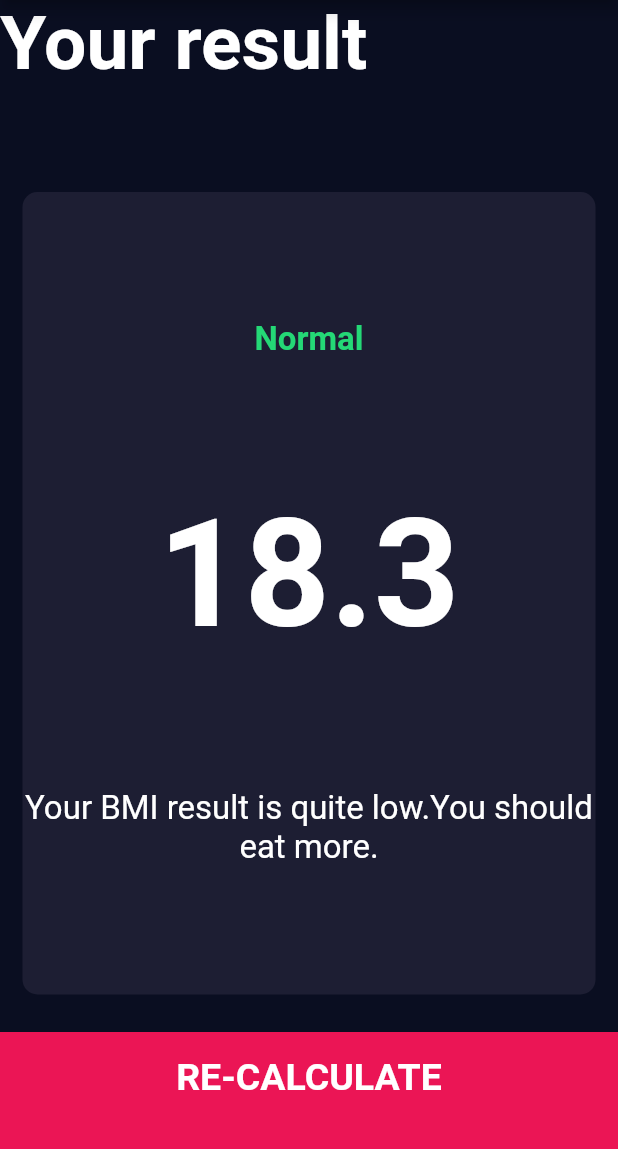
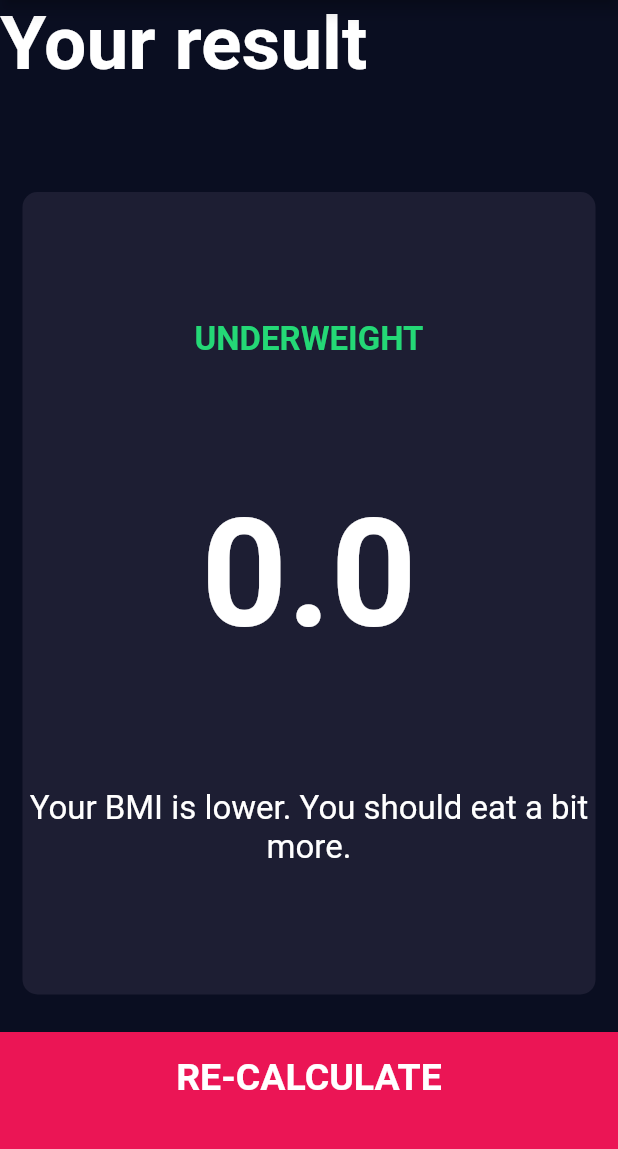
Before and after one commit to pr0mila/Flutter-Practice, a Flutter app: the screen it shows after launch, after a tap on "CALCULATE", on a phone screen of 412 x 824 dp, the part 84-1233 px from its top. Run offline on Flutter 3.47's test engine with Material 2 defaults, Android fonts, the phone set to English and light mode, and no system bars; our stand-ins replace font_awesome_flutter.

Commit message:
Fuctionality added

```diff
--- /dev/null
+++ b/lib/calculator_brain.dart
@@ -0,0 +1,40 @@
+import 'dart:math';
+
+class CalculatorBrain{
+  CalculatorBrain({required this.height, required this.weight});
+  final int height;
+  final int weight;
+  double _bmi =0.0;
+
+  String? calculateBMI()
+  {
+    double _bmi = weight / pow(height / 100, 2);
+    return _bmi.toStringAsFixed(1);
+  }
+
+  String? getResult()
+  {
+    if(_bmi >= 25){
+      return 'Overweight';
+    }
+    else if (_bmi > 18 && _bmi <=25){
+      return 'Normal';
+    }
+    else
+      {
+        return 'Underweight';
+      }
+
+  }
+
+  String? getInterpretation()
+  {
+    if(_bmi>=25)
+      return 'You are Overweight. Try to do some exercise';
+    else if (_bmi > 18 )
+      return 'Yor BMI is Normal. Good job!';
+    else
+      return 'Your BMI is lower. You should eat a bit more.';
+  }
+
+}
--- a/lib/constants.dart
+++ b/lib/constants.dart
@@ -18,7 +18,9 @@ const largeButtonText = TextStyle(
 const titleText = TextStyle(
     fontSize: 50.0, fontWeight: FontWeight.bold
 );
-const resultText = TextStyle(
+
+
+const resText = TextStyle(
     color: Color(0xFF24D876),
     fontSize: 22.0, fontWeight: FontWeight.bold
 );
--- a/lib/screens/inputpage.dart
+++ b/lib/screens/inputpage.dart
@@ -8,6 +8,7 @@ import 'package:flutter/material.dart';
 import 'package:font_awesome_flutter/font_awesome_flutter.dart';
 import '../constants.dart';
 import '../components/bottom_button.dart';
+import '../calculator_brain.dart';
 
 enum Gender { male, female }
 
@@ -131,9 +132,18 @@ class _InputPageState extends State<InputPage> {
                           'WEIGHT',
                           style: labelText,
                         ),
-                        Text(
-                          weight.toString(),
-                          style: numberText,
+                        Row(
+                          mainAxisAlignment: MainAxisAlignment.center,
+                          children: [
+                            Text(
+                              weight.toString(),
+                              style: numberText,
+                            ),
+                            Text(
+                              'kg',
+                              style: labelText,
+                            ),
+                          ],
                         ),
                         Row(
                           mainAxisAlignment: MainAxisAlignment.center,
@@ -202,8 +212,15 @@ class _InputPageState extends State<InputPage> {
           ),
           BottomButton(
               buttonText: 'CALCULATE',
-              onTap: () => Navigator.push(context,
-                  MaterialPageRoute(builder: (context) => ResultPage())))
+              onTap: () {
+                CalculatorBrain calc = CalculatorBrain(height:height,weight:weight);
+                Navigator.push(context,
+                    MaterialPageRoute(builder: (context) => ResultPage(
+                      bmiResult: calc.calculateBMI(),
+                      resultText: calc.getResult(),
+                      interprestation: calc.getInterpretation(),
+                    )));
+              })
         ],
       ),
     );
--- a/lib/screens/results_page.dart
+++ b/lib/screens/results_page.dart
@@ -6,7 +6,14 @@ import '../components/bottom_button.dart';
 import 'inputpage.dart';
 
 class ResultPage extends StatelessWidget {
+  ResultPage(
+      {required this.bmiResult,
+      required this.resultText,
+      required this.interprestation});
 
+  final String? bmiResult;
+  final String? resultText;
+  final String? interprestation;
 
   @override
   Widget build(BuildContext context) {
@@ -14,32 +21,40 @@ class ResultPage extends StatelessWidget {
       appBar: AppBar(
         title: Text(
           'BMI CALCULATOR',
-
         ),
       ),
       body: Column(
         mainAxisAlignment: MainAxisAlignment.spaceEvenly,
         crossAxisAlignment: CrossAxisAlignment.stretch,
-        children:<Widget> [
-          Expanded(child: Container(child: Text('Your result',style: titleText,))),
-          Expanded(flex:5,child: ReusableCard(
-              colour:activatedCardColor,
+        children: <Widget>[
+          Expanded(
+              child: Container(
+                  child: Text(
+            'Your result',
+            style: titleText,
+          ))),
+          Expanded(
+              flex: 5,
+              child: ReusableCard(
+                colour: activatedCardColor,
                 cardChild: Column(
                   mainAxisAlignment: MainAxisAlignment.spaceEvenly,
                   crossAxisAlignment: CrossAxisAlignment.center,
-                children:<Widget> [
-                  Text('Normal',style: resultText,),
-                  Text('18.3',style:bmiText),Text('Your BMI result is quite low.You should eat more.',
-                      textAlign: TextAlign.center,
-                      style:bodyText)
+                  children: <Widget>[
+                    Text(resultText!.toUpperCase(), style: resText),
+                    Text(bmiResult!, style: bmiText),
+                    Text(interprestation!,
+                        textAlign: TextAlign.center, style: bodyText)
                   ],
                 ),
               )),
-          BottomButton(buttonText: 'RE-CALCULATE',onTap: (){
+          BottomButton(
+            buttonText: 'RE-CALCULATE',
+            onTap: () {
               Navigator.pop(context);
-          },)
+            },
+          )
         ],
-
       ),
     );
   }
```
Lines whose indentation alone changed are shown as unchanged.
